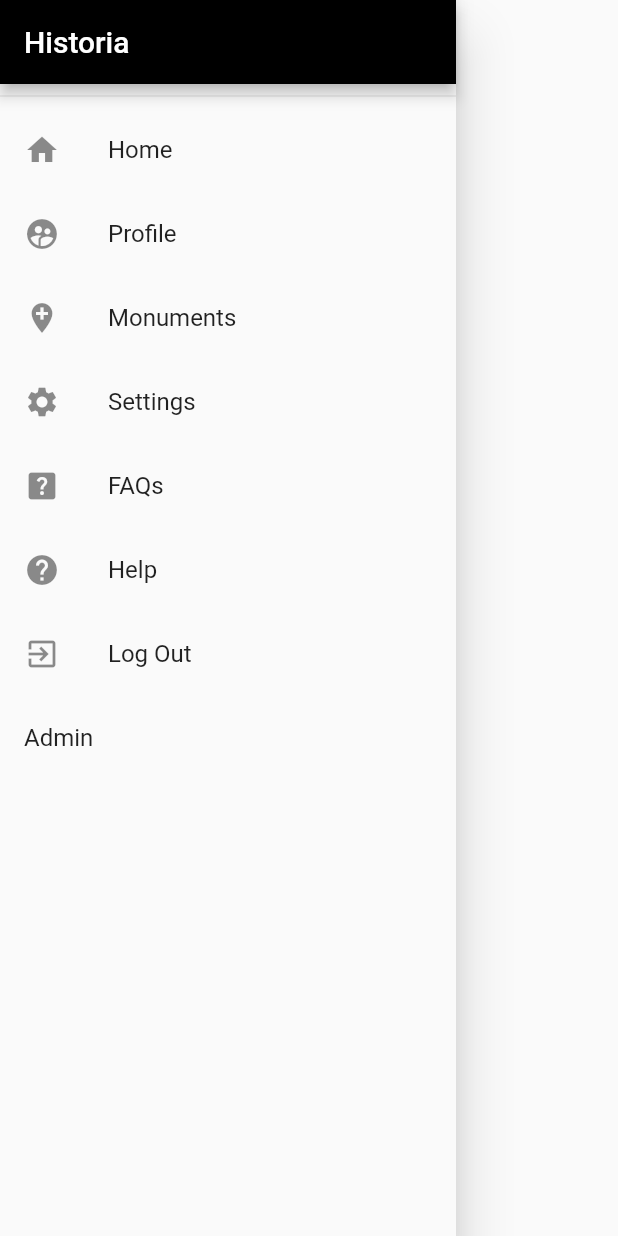
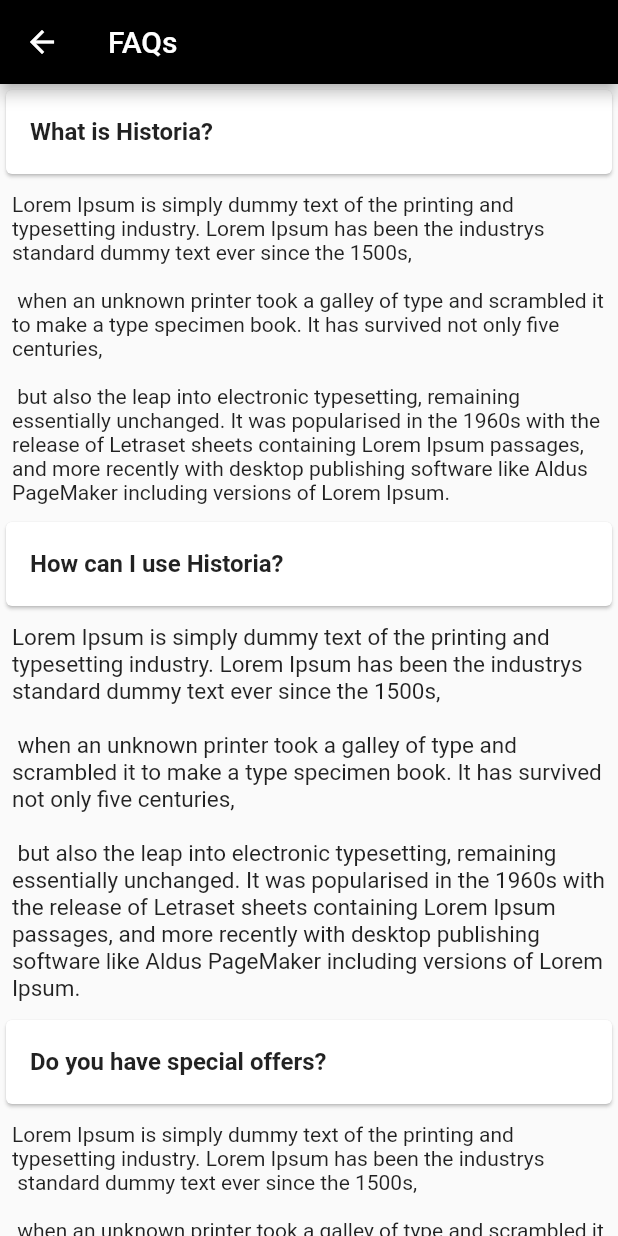
Before and after one commit to shahdhesham/Historia_app, a Flutter app: the AppDrawer widget shown alone on an empty page, opened directly, after a tap on "FAQs", on a phone screen of 412 x 824 dp. Run offline on Flutter 3.47's test engine with Material 2 defaults, Android fonts, the phone set to English and light mode, and no system bars; our stand-ins replace camera, flutter_tts, image_picker, percent_indicator, permission_handler, settings_ui and 1 more; missing offline and left inert: export_video_frame, starflut, tflite; accounts and stored records are empty; network calls fail; project files that could hold a hidden picture were left out.

Commit message:
settingsandfaq

```diff
--- a/lib/main.dart
+++ b/lib/main.dart
@@ -9,9 +9,11 @@ import 'package:ui_gp/providers/monuments.dart';
 import 'package:ui_gp/scann.dart';
 import 'package:ui_gp/screens/admin.dart';
 import 'package:ui_gp/screens/auth_screen.dart';
+import 'package:ui_gp/screens/faq.dart';
 import 'package:ui_gp/screens/monumentDetail.dart';
 import 'package:ui_gp/screens/monumentsMenu.dart';
 import 'package:ui_gp/video.dart';
+import 'package:ui_gp/widgets/settings.dart';
 
 void main() {
   runApp(
@@ -62,6 +64,8 @@ class MyApp extends StatelessWidget {
                     'admin': (context) => AdminPage(),
                     'monuments': (context) => MonumentsMenu(auth.userName),
                     'monument-detail': (context) => MonumentDetail(),
+                    'settings': (context) => SettingsPage(),
+                    'FAQs': (context) => FAQPage(),
                   },
                 )));
   }
--- /dev/null
+++ b/lib/screens/faq.dart
@@ -0,0 +1,58 @@
+import 'package:flutter/material.dart';
+
+class FAQPage extends StatelessWidget {
+  @override
+  Widget build(BuildContext context) {
+    return Scaffold(
+      appBar: AppBar(
+        title: Text('FAQs'),
+      ),
+      body: Container(
+        child: ListView(
+          children: const <Widget>[
+            Card(
+                child: ListTile(
+                    title: Text('What is Historia?',
+                        style: TextStyle(fontWeight: FontWeight.bold)))),
+            Padding(
+              padding: EdgeInsets.all(8.0),
+              child: Text(
+                  'Lorem Ipsum is simply dummy text of the printing and typesetting industry. Lorem Ipsum has been the industrys standard dummy text ever since the 1500s,\n\n when an unknown printer took a galley of type and scrambled it to make a type specimen book. It has survived not only five centuries,\n\n but also the leap into electronic typesetting, remaining essentially unchanged. It was popularised in the 1960s with the release of Letraset sheets containing Lorem Ipsum passages, and more recently with desktop publishing software like Aldus PageMaker including versions of Lorem Ipsum.'),
+            ),
+            Card(
+                child: ListTile(
+                    title: Text(
+              'How can I use Historia?',
+              style: TextStyle(fontWeight: FontWeight.bold),
+            ))),
+            Padding(
+              padding: EdgeInsets.all(8.0),
+              child: Text(
+                'Lorem Ipsum is simply dummy text of the printing and typesetting industry. Lorem Ipsum has been the industrys standard dummy text ever since the 1500s,\n\n when an unknown printer took a galley of type and scrambled it to make a type specimen book. It has survived not only five centuries,\n\n but also the leap into electronic typesetting, remaining essentially unchanged. It was popularised in the 1960s with the release of Letraset sheets containing Lorem Ipsum passages, and more recently with desktop publishing software like Aldus PageMaker including versions of Lorem Ipsum.',
+                style: TextStyle(fontSize: 15),
+              ),
+            ),
+            Card(
+                child: ListTile(
+                    title: Text('Do you have special offers?',
+                        style: TextStyle(fontWeight: FontWeight.bold)))),
+            Padding(
+              padding: EdgeInsets.all(8.0),
+              child: Text(
+                  'Lorem Ipsum is simply dummy text of the printing and typesetting industry. Lorem Ipsum has been the industrys\n standard dummy text ever since the 1500s,\n\n when an unknown printer took a galley of type and scrambled it to make a type specimen book. It has survived not only five centuries,\n\n but also the leap into electronic typesetting, remaining essentially unchanged. It was popularised in the 1960s with the release of Letraset sheets containing Lorem Ipsum passages, and more recently with desktop publishing software like Aldus PageMaker including versions of Lorem Ipsum.'),
+            ),
+            Card(
+                child: ListTile(
+                    title: Text('How do I add an item as a favorite?',
+                        style: TextStyle(fontWeight: FontWeight.bold)))),
+            Padding(
+              padding: EdgeInsets.all(8.0),
+              child: Text(
+                  'Lorem Ipsum is simply dummy text of the printing and typesetting industry. Lorem Ipsum has been the industrys\n standard dummy text ever since the 1500s,\n\n when an unknown printer took a galley of type and scrambled it to make a type specimen book. It has survived not only five centuries\n\n, but also the leap into electronic typesetting, remaining essentially unchanged. It was popularised in the 1960s with the release of Letraset sheets containing Lorem Ipsum passages, and more recently with desktop publishing software like Aldus PageMaker including versions of Lorem Ipsum.'),
+            ),
+          ],
+        ),
+      ),
+    );
+  }
+}
--- a/lib/widgets/drawer.dart
+++ b/lib/widgets/drawer.dart
@@ -37,7 +37,7 @@ class AppDrawer extends StatelessWidget {
           ListTile(
             leading: Icon(Icons.help_center),
             title: Text('FAQs'),
-            onTap: () => Navigator.pushNamed(context, 'faqs'),
+            onTap: () => Navigator.pushNamed(context, 'FAQs'),
           ),
           ListTile(
             leading: Icon(Icons.help),
--- a/pubspec.yaml
+++ b/pubspec.yaml
@@ -39,6 +39,7 @@ dependencies:
   percent_indicator: ^2.1.9
   flutter_tts:
   starflut:
+  settings_ui: ^1.0.0
 
   firebase_database: ^4.4.0
 
```
Also changed, not shown: lib/widgets/settings.dart (added, +69 -0 lines), pubspec.lock.
